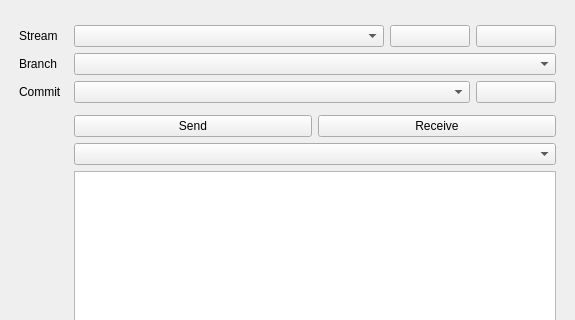
Qt form qt_ui/ui/dockwidget_main.ui (specklesystems/specklepy_qt_ui) before a commit; both pictures show x 0 to 575 and y 0 to 320 of the 575 by 651 pixel window.
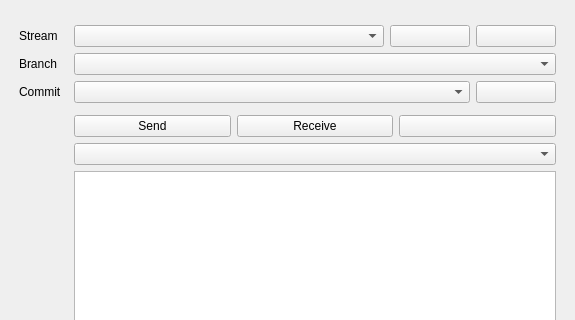
The same form after that commit.

Commit message: report btn

Patch:
```diff
--- a/qt_ui/ui/dockwidget_main.ui
+++ b/qt_ui/ui/dockwidget_main.ui
@@ -132,6 +132,15 @@
             </property>
            </widget>
           </item>
+          
+          <item>
+            <widget class="QPushButton" name="reportBtn">
+              <property name="enabled">
+                <bool>true</bool>
+              </property>
+            </widget>
+          </item>
+
          </layout>
         </item>
 
```
Left out of the diff: 1 changed line with no effect on the pictures. The commit also changes 3 other files.
